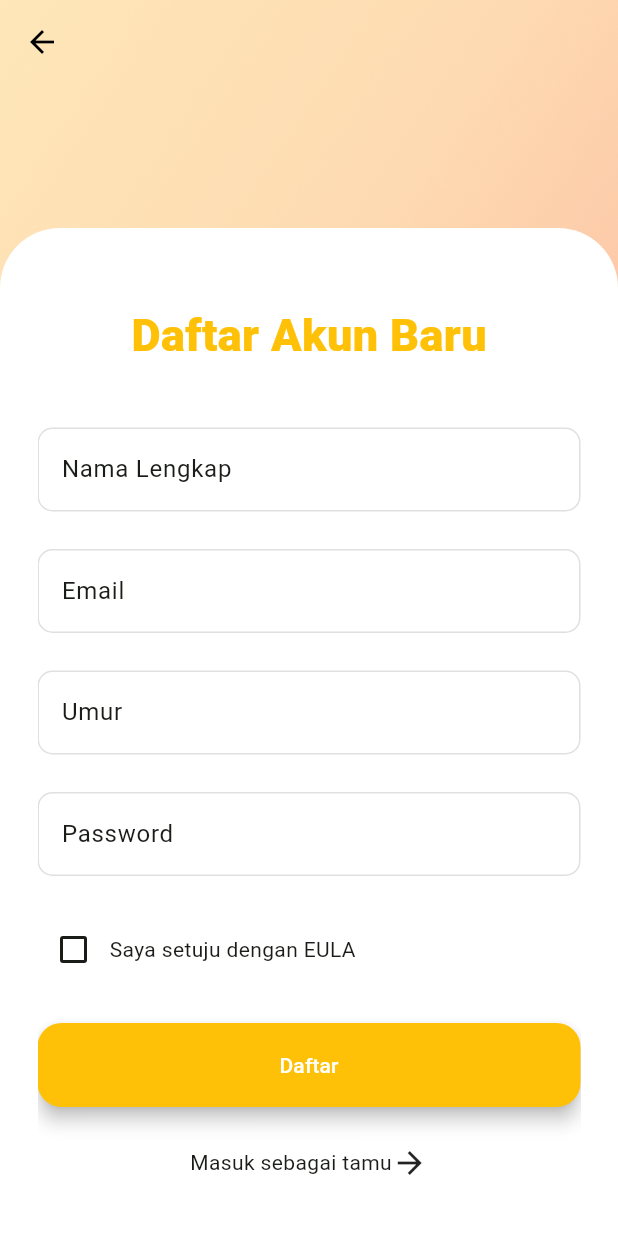
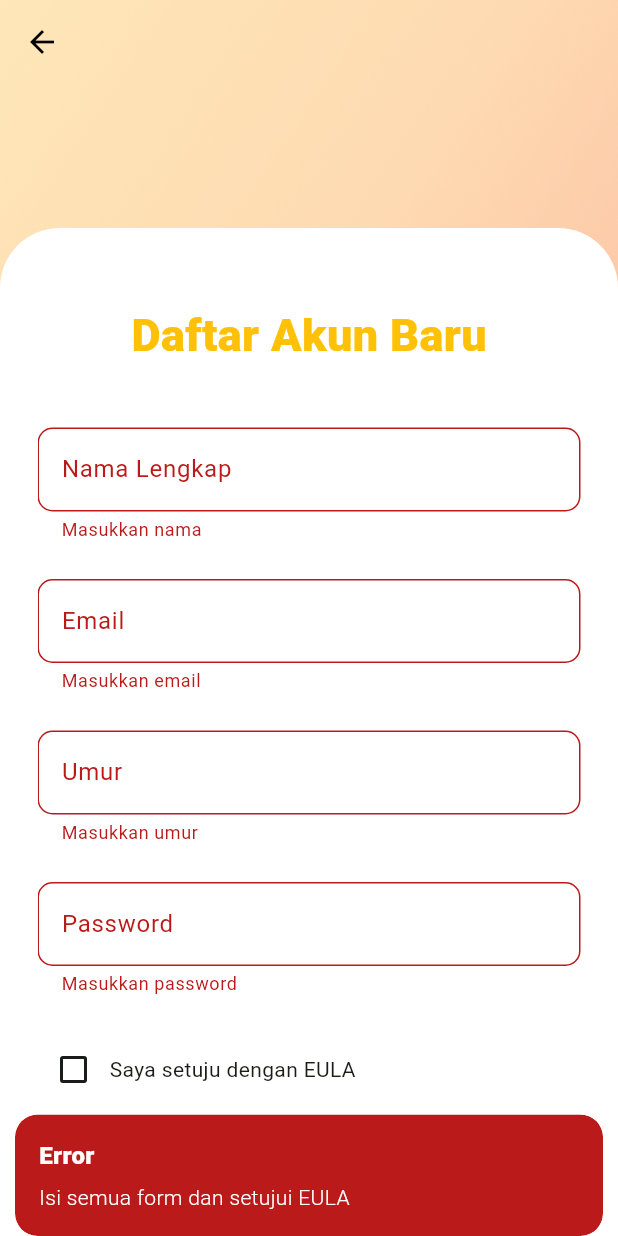
Before and after one commit to MiKami-IPPL/MiKami-Mobile, a Flutter app: the RegisterScreen screen opened directly, after a tap on "Daftar", on a phone screen of 412 x 824 dp. Run offline on Flutter 3.47's test engine with Material 3 defaults, Android fonts, the phone set to English and light mode, and no system bars; our stand-ins replace carousel_slider, get, shared_preferences; accounts and stored records are empty.

Commit message:
update snap error

```diff
--- a/lib/screens/register_screen.dart
+++ b/lib/screens/register_screen.dart
@@ -3,7 +3,7 @@ import 'package:flutter/widgets.dart';
 import 'package:get/get.dart';
 import 'package:mikami_mobile/screens/login_screen.dart';
 import 'package:mikami_mobile/screens/tamu_screen.dart';
-import 'package:mikami_mobile/services/register_service.dart';
+import 'package:mikami_mobile/services_api/register_service.dart';
 import 'package:mikami_mobile/theme/theme.dart';
 import 'package:mikami_mobile/widgets/custom_scaffold.dart';
 // import 'package:shared_preferences/shared_preferences.dart';
@@ -86,6 +86,7 @@ class _RegisterScreenState extends State<RegisterScreen> {
                   ),
                   TextFormField(
                     controller: registerController.email,
+                    keyboardType: TextInputType.emailAddress,
                     validator: (value) =>
                         value!.isEmpty ? 'Masukkan email' : null,
                     decoration: InputDecoration(
@@ -114,13 +115,15 @@ class _RegisterScreenState extends State<RegisterScreen> {
                   ),
                   TextFormField(
                     controller: registerController.age,
+                    keyboardType: TextInputType.number,
+
                     // obscureText: true,
                     // obscuringCharacter: "*",
                     validator: (value) =>
                         value!.isEmpty ? 'Masukkan umur' : null,
                     decoration: InputDecoration(
                       label: const Text('Umur'),
-                      hintText: 'Enter Password',
+                      hintText: 'Masukkan Umur',
                       hintStyle: const TextStyle(
                         color: Colors.black26,
                       ),
@@ -196,7 +199,22 @@ class _RegisterScreenState extends State<RegisterScreen> {
                   SizedBox(
                     width: double.infinity,
                     child: ElevatedButton(
-                      onPressed: () => registerController.registerWithEmail(),
+                      onPressed: () {
+                        if (_formRegisterKey.currentState!.validate() &&
+                            agree == true) {
+                          registerController.registerWithEmail();
+                        } else {
+                          registerController.password.clear();
+                          Get.snackbar(
+                            'Error', 'Isi semua form dan setujui EULA',
+                            snackPosition: SnackPosition.BOTTOM,
+                            //show snack bar for 3 seconds
+                            duration: const Duration(seconds: 3),
+                            backgroundColor: lightColorScheme.error,
+                            colorText: lightColorScheme.onError,
+                          );
+                        }
+                      },
                       child: const Text('Daftar'),
                     ),
                   ),
--- a/lib/services/register_service.dart
+++ b/lib/services_api/register_service.dart
@@ -27,8 +27,9 @@ class RegisterController extends GetxController {
       };
       http.Response response =
           await http.post(url, body: jsonEncode(body), headers: headers);
+
+      final json = jsonDecode(response.body);
       if (response.statusCode == 201) {
-        final json = jsonDecode(response.body);
         if (json['status'] == 'success') {
           name.clear();
           email.clear();
@@ -44,16 +45,24 @@ class RegisterController extends GetxController {
             backgroundColor: lightColorScheme.secondary,
           ));
         } else {
-          print(json['status'] + json['message']);
+          Get.showSnackbar(GetSnackBar(
+            title: json['status'],
+            message: json['message'],
+            icon: Icon(Icons.error, color: Colors.white),
+            duration: const Duration(seconds: 5),
+            snackPosition: SnackPosition.BOTTOM,
+            backgroundColor: Colors.red,
+          ));
         }
       } else {
-        Get.snackbar(
-          'Error',
-          'Terjadi kesalahan saat mendaftar',
+        Get.showSnackbar(GetSnackBar(
+          title: json['status'],
+          message: json['message'],
+          icon: Icon(Icons.error, color: Colors.white),
+          duration: const Duration(seconds: 5),
           snackPosition: SnackPosition.BOTTOM,
           backgroundColor: Colors.red,
-          colorText: Colors.white,
-        );
+        ));
       }
     } catch (e) {
       print(e.toString());
```
Also changed, not shown: lib/screens/author_home_screen.dart (+12 -8 lines), lib/screens/login_screen.dart (+6 -2 lines), lib/services_api/login_service.dart (renamed from lib/services/login_service.dart, +21 -11 lines).
